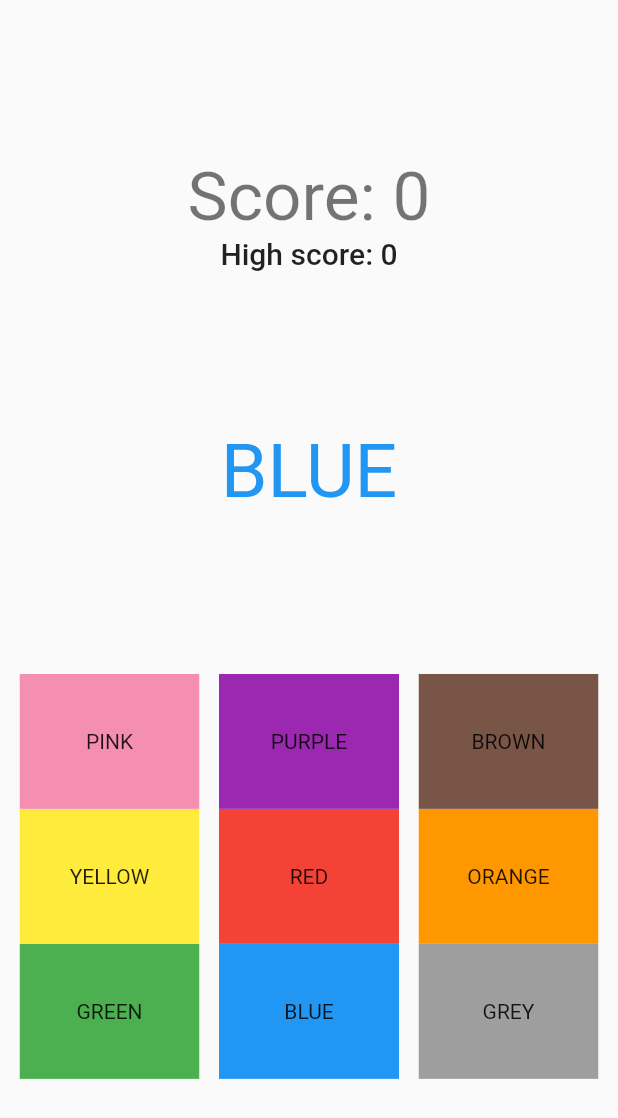
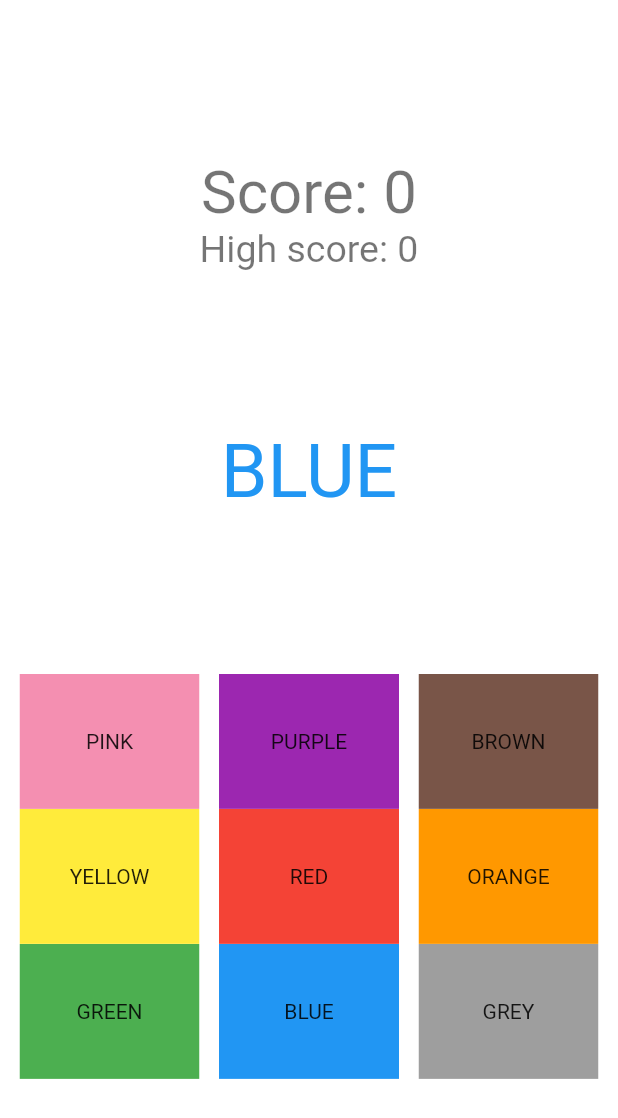
Before and after one commit to NicolasDeFalco/flutter_opticolor, a Flutter app: the screen it shows after launch, after a tap on "Play !", on a phone screen of 412 x 824 dp. Shown: the top 1118 px of the screen. Run offline on Flutter 3.47's test engine with Material 2 defaults, Android fonts, the light colour scheme and no system bars; our stand-ins replace shared_preferences.

Commit message:
Theme: Added dark mode switch
These changes allow users to chose between light mode and dark mode

```diff
--- a/lib/coreGame/game.dart
+++ b/lib/coreGame/game.dart
@@ -4,10 +4,17 @@ import 'dart:math';
 
 class Game extends StatefulWidget {
   int highscore;
-  Game({Key? key, required this.highscore}) : super(key: key);
+  bool darkMode;
+  Color textColor;
+  Game(
+      {Key? key,
+      required this.highscore,
+      required this.darkMode,
+      required this.textColor})
+      : super(key: key);
 
   @override
-  State<Game> createState() => GameState(highscore);
+  State<Game> createState() => GameState(highscore, darkMode, textColor);
 }
 
 class GameState extends State<Game> {
@@ -17,6 +24,8 @@ class GameState extends State<Game> {
   int rngFont = Random().nextInt(9) + 1;
   int rngText = Random().nextInt(9) + 1;
   bool ok = true;
+  bool darkMode;
+  Color textColor;
 
   //List of item
   final List<Color> fontColor = [
@@ -29,7 +38,7 @@ class GameState extends State<Game> {
     Colors.green,
     Colors.blue,
     Colors.grey,
-    Colors.black
+    Colors.grey.shade600
   ];
 
   final List<String> writtenText = [
@@ -46,7 +55,14 @@ class GameState extends State<Game> {
     "New highscore!"
   ];
 
-  GameState(this.highscore);
+  GameState(this.highscore, this.darkMode, this.textColor);
+
+  Color uiTheme() {
+    if (darkMode) {
+      return Colors.grey.shade900;
+    }
+    return Colors.white;
+  }
 
   void _callback(BuildContext context) async {
     ok = false;
@@ -100,6 +116,7 @@ class GameState extends State<Game> {
   @override
   Widget build(BuildContext context) {
     return Scaffold(
+      backgroundColor: uiTheme(),
       /*appBar: AppBar(
         title: Text("Opticolor"),
         // The widget bellow allow you to turn your appbar
@@ -125,11 +142,11 @@ class GameState extends State<Game> {
                     children: <Widget>[
                       Text(
                         'Score: $score',
-                        style: Theme.of(context).textTheme.headline3,
+                        style: TextStyle(color: textColor, fontSize: 40),
                       ),
                       Text(
                         'High score: $highscore',
-                        style: Theme.of(context).textTheme.headline6,
+                        style: TextStyle(color: textColor, fontSize: 25),
                       ),
                     ],
                   ),
--- a/lib/main.dart
+++ b/lib/main.dart
@@ -3,30 +3,28 @@ import 'package:flutter/material.dart';
 import 'mainMenu/homepage.dart';
 
 void main() async {
-  int highscore = await getHighscore();
-  runApp(MyApp(highscore: highscore));
-}
-
-// Cette fonction va aller chercher la valeur highscore
-// qu'on a stockée et va nous la retourné
-Future<int> getHighscore() async {
-  // Ceci est nécessaire si on veut executer du code avant d'utiliser runApp()
   WidgetsFlutterBinding.ensureInitialized();
-
-  // Va créer une instance de SharedPreferences pour que l'on puisse
-  // prendre nos valeurs stockées
   final prefs = await SharedPreferences.getInstance();
-
-  // Va chercher la valeur que l'on souhaite récupérer.
-  // Elle nous retournera 0 si elle ne trouve rien.
-  final savedHighscore = prefs.getInt('highscore') ?? 0;
-
-  return savedHighscore;
+  int highscore = prefs.getInt('highscore') ?? 0;
+  bool darkMode = prefs.getBool('darkMode') ?? false;
+  Color textColor;
+  if (darkMode) {
+    textColor = Colors.black54;
+  } else {
+    textColor = Colors.white;
+  }
+  runApp(MyApp(highscore: highscore, darkMode: darkMode, textColor: textColor));
 }
 
 class MyApp extends StatelessWidget {
   final int highscore;
-  const MyApp({super.key, required this.highscore});
+  final bool darkMode;
+  final Color textColor;
+  const MyApp(
+      {super.key,
+      required this.highscore,
+      required this.darkMode,
+      required this.textColor});
 
   // This widget is the root of your application.
   @override
@@ -36,7 +34,11 @@ class MyApp extends StatelessWidget {
       theme: ThemeData(
         primarySwatch: Colors.blue,
       ),
-      home: MyHomePage(title: 'Flutter Demo Home Page', highscore: highscore),
+      home: MyHomePage(
+          title: 'Flutter Demo Home Page',
+          highscore: highscore,
+          darkmode: darkMode,
+          textColor: textColor),
       debugShowCheckedModeBanner: false,
     );
   }
--- a/lib/mainMenu/homepage.dart
+++ b/lib/mainMenu/homepage.dart
@@ -1,45 +1,121 @@
 import 'package:flutter/material.dart';
+import 'package:shared_preferences/shared_preferences.dart';
 import '../coreGame/game.dart';
 //import 'score.dart';
 
 class MyHomePage extends StatefulWidget {
-  const MyHomePage({Key? key, required this.title, required this.highscore})
+  const MyHomePage(
+      {Key? key,
+      required this.title,
+      required this.highscore,
+      required this.darkmode,
+      required this.textColor})
       : super(key: key);
 
   final String title;
   final int highscore;
+  final bool darkmode;
+  final Color textColor;
 
   @override
-  State<MyHomePage> createState() => MyHomePageState(highscore);
+  State<MyHomePage> createState() =>
+      MyHomePageState(highscore, darkmode, textColor);
 }
 
 class MyHomePageState extends State<MyHomePage> {
   //Variable declaration
   int highscore;
+  bool darkMode;
+  Color textColor;
 
-  MyHomePageState(this.highscore);
+  MyHomePageState(this.highscore, this.darkMode, this.textColor);
 
   void waitForCallback(BuildContext context) async {
-    final newBest = await Navigator.push(context,
-        MaterialPageRoute(builder: ((context) => Game(highscore: highscore))));
+    final newBest = await Navigator.push(
+        context,
+        MaterialPageRoute(
+            builder: ((context) => Game(
+                  highscore: highscore,
+                  darkMode: darkMode,
+                  textColor: textColor,
+                ))));
     setState(() {
       highscore = newBest;
     });
   }
 
+  Color uiTheme() {
+    if (darkMode) {
+      themeSwitch(darkMode);
+      textColor = Colors.white;
+      return Colors.grey.shade900;
+    }
+    themeSwitch(darkMode);
+    textColor = Colors.black54;
+    return Colors.white;
+  }
+
+  void themeSwitch(bool themeData) async {
+    final prefs = await SharedPreferences.getInstance();
+    await prefs.setBool('darkMode', themeData);
+  }
+
   @override
   Widget build(BuildContext context) {
     return Scaffold(
-        body: Center(
+        backgroundColor: uiTheme(),
+        body: SafeArea(
+            child: Center(
           child: Column(
-        mainAxisAlignment: MainAxisAlignment.spaceEvenly,
+            mainAxisAlignment: MainAxisAlignment.spaceBetween,
             children: <Widget>[
+              Row(
+                mainAxisAlignment: MainAxisAlignment.spaceBetween,
+                children: <Widget>[
+                  SizedBox.fromSize(
+                    size: const Size(50, 50),
+                    child: ClipOval(
+                      child: Material(
+                        color: Colors.grey.shade100,
+                        child: InkWell(
+                          //splashColor: Colors.white,
+                          onTap: () {
+                            //waitForCallback(context);
+                          },
+                          child: Column(
+                            mainAxisAlignment: MainAxisAlignment.center,
+                            children: const <Widget>[
+                              Icon(Icons.book),
+                              Text("Rules"),
+                            ],
+                          ),
+                        ),
+                      ),
+                    ),
+                  ),
+                  Column(
+                    mainAxisAlignment: MainAxisAlignment.start,
+                    children: [
+                      Switch(
+                        value: darkMode,
+                        onChanged: (bool value) {
+                          setState(() {
+                            darkMode = value;
+                          });
+                        },
+                        activeColor: Colors.grey.shade600,
+                      ),
+                      Text("Dark mode ", style: TextStyle(color: textColor))
+                    ],
+                  )
+                ],
+              ),
               Row(
                 mainAxisAlignment: MainAxisAlignment.center,
                 children: <Widget>[
                   Text(
                     'OPTICOLOR',
-                style: Theme.of(context).textTheme.headline3,
+                    style: TextStyle(color: textColor, fontSize: 50),
                   ),
                 ],
               ),
@@ -48,7 +124,7 @@ class MyHomePageState extends State<MyHomePage> {
                 children: <Widget>[
                   Text(
                     'High score: $highscore',
-                style: Theme.of(context).textTheme.headline4,
+                    style: TextStyle(color: textColor, fontSize: 30),
                   ),
                 ],
               ),
@@ -86,17 +162,24 @@ class MyHomePageState extends State<MyHomePage> {
                       },
                       child: Column(
                         mainAxisAlignment: MainAxisAlignment.center,
-                    children: const <Widget>[
+                        children: <Widget>[
                           Icon(Icons.play_arrow),
-                      Text("Play !"),
+                          Text(
+                            "Play !",
+                            style: TextStyle(color: textColor),
+                          ),
                         ],
                       ),
                     ),
                   ),
                 ),
               ),
+              Row(
+                mainAxisAlignment: MainAxisAlignment.center,
+                children: <Widget>[],
+              ),
             ],
           ),
-    ));
+        )));
   }
 }
```
Lines whose indentation alone changed are shown as unchanged.
